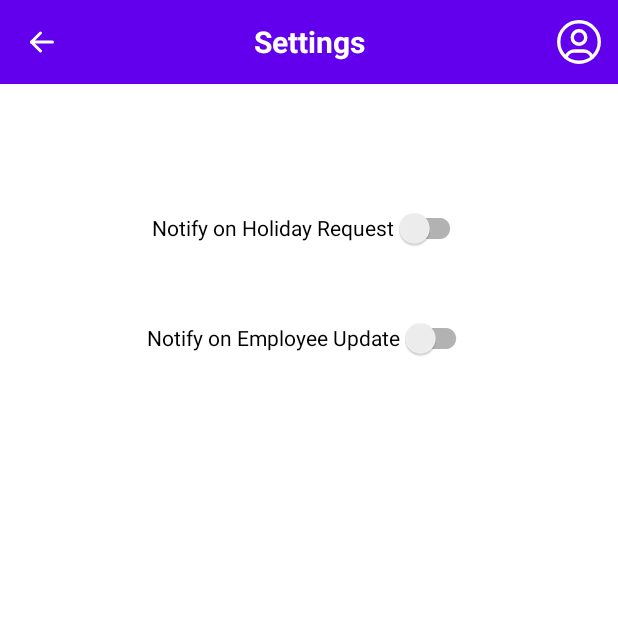
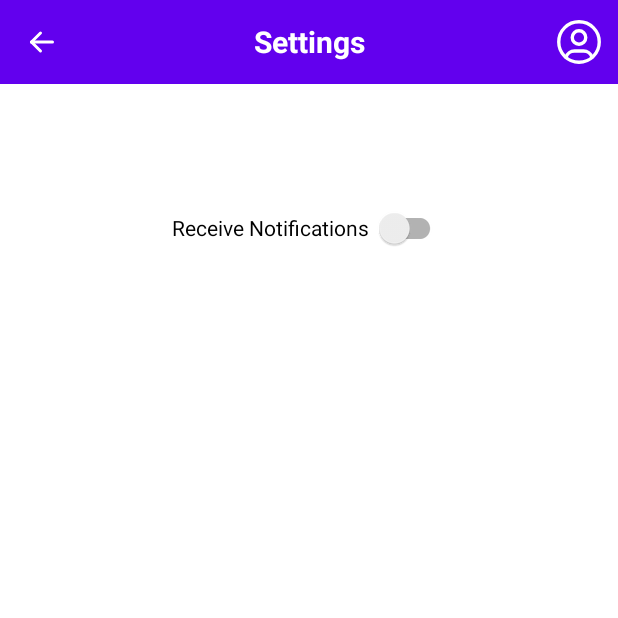
Before and after one commit to bahmanyar67/employee-management-app, an Android app: the SettingsActivity screen opened directly, with no data from a screen before it, on a phone screen of 412 x 824 dp, the top half of it. Run offline under Robolectric (Android 15) with nearby library versions, the phone set to English and light mode, and no system bars; 1 statement that could not run was skipped.

Commit message:
store notification settings in database

```diff
--- a/app/src/main/java/com/shahla/ema/BaseActivity.java
+++ b/app/src/main/java/com/shahla/ema/BaseActivity.java
@@ -13,8 +13,9 @@ import androidx.appcompat.widget.Toolbar;
 
 public class BaseActivity extends AppCompatActivity {
 
+    protected UserDao userDao;
 
-    protected UserDao userDao;
+    protected int currentUserId;
 
     protected void setupToolbar(String title) {
         Toolbar toolbar = findViewById(R.id.toolbar);
@@ -66,6 +67,7 @@ public class BaseActivity extends AppCompatActivity {
                 int itemId = item.getItemId();
                 if (itemId == R.id.settings) {
                     Intent intent = new Intent(BaseActivity.this, SettingsActivity.class);
+                    intent.putExtra("current_user_id", currentUserId);
                     startActivity(intent);
                     return true;
                 } else if (itemId == R.id.logout) {
--- a/app/src/main/java/com/shahla/ema/SettingsActivity.java
+++ b/app/src/main/java/com/shahla/ema/SettingsActivity.java
@@ -1,7 +1,9 @@
 package com.shahla.ema;
 
 import android.os.Bundle;
+import android.util.Log;
 import android.widget.Toast;
+
 import androidx.appcompat.widget.SwitchCompat;
 
 public class SettingsActivity extends BaseActivity {
@@ -14,22 +16,25 @@ public class SettingsActivity extends BaseActivity {
         // Set up the toolbar
         setupToolbar("Settings");
 
-        SwitchCompat holidayNotificationSwitch = findViewById(R.id.holidayNotificationSwitch);
-        SwitchCompat employeeNotificationSwitch = findViewById(R.id.employeeNotificationSwitch);
+        SwitchCompat notificationSwitch = findViewById(R.id.notificationSwitch);
 
+        // Get the current user id from the intent
+        int currentUserId = getIntent().getIntExtra("current_user_id", 0);
 
-        boolean holidayNotificationsEnabled = false;
-        boolean employeeNotificationsEnabled = false;
-        holidayNotificationSwitch.setChecked(holidayNotificationsEnabled);
-        employeeNotificationSwitch.setChecked(employeeNotificationsEnabled);
+        // Get the user object from the database
+        UserDao userDao = new UserDao(this);
+        User user = userDao.getUserById(currentUserId);
+
+        boolean holidayNotificationsEnabled = user.isNotificationsEnabled();
+        notificationSwitch.setChecked(holidayNotificationsEnabled);
 
         // Set up the switch listeners
-        holidayNotificationSwitch.setOnCheckedChangeListener((buttonView, isChecked) -> {
-            String message = isChecked ? "Notification is enabled" : "Notification is disabled";
-            Toast.makeText(SettingsActivity.this, message, Toast.LENGTH_SHORT).show();
-        });
+        notificationSwitch.setOnCheckedChangeListener((buttonView, isChecked) -> {
 
-        employeeNotificationSwitch.setOnCheckedChangeListener((buttonView, isChecked) -> {
+            // Save the setting to the database
+            user.setNotificationsEnabled(isChecked);
+            userDao.updateNotification(user);
+
             String message = isChecked ? "Notification is enabled" : "Notification is disabled";
             Toast.makeText(SettingsActivity.this, message, Toast.LENGTH_SHORT).show();
         });
--- a/app/src/main/res/layout/activity_settings.xml
+++ b/app/src/main/res/layout/activity_settings.xml
@@ -11,24 +11,14 @@
         android:layout_height="wrap_content" />
 
     <androidx.appcompat.widget.SwitchCompat
-        android:id="@+id/holidayNotificationSwitch"
+        android:id="@+id/notificationSwitch"
         android:layout_width="wrap_content"
         android:layout_height="wrap_content"
-        android:text="Notify on Holiday Request"
+        android:text="Receive Notifications "
         app:layout_constraintTop_toBottomOf="@id/toolbar"
         app:layout_constraintBottom_toBottomOf="parent"
         app:layout_constraintStart_toStartOf="parent"
         app:layout_constraintEnd_toEndOf="parent"
         app:layout_constraintVertical_bias="0.1"
         tools:ignore="UseSwitchCompatOrMaterialXml" />
-    <androidx.appcompat.widget.SwitchCompat
-        android:id="@+id/employeeNotificationSwitch"
-        android:layout_width="wrap_content"
-        android:layout_height="wrap_content"
-        android:text="Notify on Employee Update"
-        app:layout_constraintTop_toBottomOf="@id/holidayNotificationSwitch"
-        android:layout_marginTop="25dp"
-        app:layout_constraintStart_toStartOf="parent"
-        app:layout_constraintEnd_toEndOf="parent"
-        tools:ignore="UseSwitchCompatOrMaterialXml" />
 </androidx.constraintlayout.widget.ConstraintLayout>
```
Also changed, not shown: app/src/main/java/com/shahla/ema/User.java (+12 -0 lines), app/src/main/java/com/shahla/ema/UserDao.java (+8 -1 lines).
